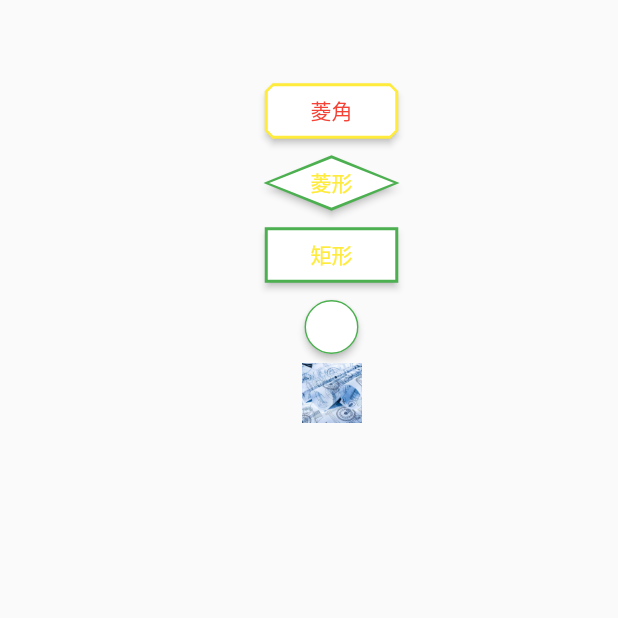
After one commit to EvnLi/FlutterStudy, a Flutter app: the RaisedButtonPage screen opened by its route, on a phone screen of 412 x 824 dp, the top half of it. The commit adds this screen. Run offline on Flutter 3.47's test engine with Material 2 defaults, Android fonts, the phone set to English and light mode, and no system bars; our stand-ins replace connectivity, dio, equatable, flutter_bloc, fluttertoast, sqflite; accounts and stored records are empty.

Commit message:
添加圆角widget

```diff
--- /dev/null
+++ b/flutterapp/lib/Raised_Button/raised_button.dart
@@ -0,0 +1,64 @@
+import 'package:flutter/material.dart';
+import 'package:flutterapp/Raised_Button/raised_button.dart';
+import 'package:flutterapp/widget/raised_button.dart';
+
+class RaisedButtonPage extends StatelessWidget {
+  @override
+  Widget build(BuildContext context) {
+    return Scaffold(
+        body: Padding(
+            padding: EdgeInsets.only(top: 50, left: 30),
+            child: Column(
+              children: [
+                RaisedButtonWidget(
+                  text: "菱角",
+                  textColor: Colors.red,
+                  onPressedClick: this.onClick(),
+                  radius: 5,
+                  borderColor: Colors.yellow,
+                ),
+                RaisedButtonWidget(
+                  text: "菱形",
+                  textColor: Colors.yellow,
+                  onPressedClick: this.onClick(),
+                  radius: 100,
+                  borderColor: Colors.green,
+                ),
+                RaisedButtonWidget(
+                  text: "矩形",
+                  textColor: Colors.yellow,
+                  onPressedClick: this.onClick(),
+                  radius: 0,
+                  borderColor: Colors.green,
+                ),
+                RaisedButtonWidget(
+                  text: "圆角",
+                  onPressedClick: this.onClick(),
+                  borderColor: Colors.green,
+                  borderWidth: 1,
+                  style: RaisedButtonStyle.Circle,
+                ),
+                _ClipRectWidget()
+              ],
+            )));
+  }
+
+  //图片裁剪
+  Widget _ClipRectWidget() {
+    return ClipRect(
+      child: Align(
+        alignment: Alignment.topCenter,
+        child: Container(
+          height: 40,
+          width: 40,
+          child: Image.asset(
+            "assets/images/caver.webp",
+            fit: BoxFit.cover,
+          ),
+        ),
+      ),
+    );
+  }
+
+  onClick() {}
+}
--- a/flutterapp/lib/main.dart
+++ b/flutterapp/lib/main.dart
@@ -81,7 +81,8 @@ class _MyHomePageState extends State<MyHomePage> {
     "textFieldDemo",
     "interface",
     "slideTransition",
-    "collect"
+    "collect",
+    "raisedButton"
   ];
 
   @override
@@ -184,7 +185,6 @@ class _MyHomePageState extends State<MyHomePage> {
 
   @override
   Widget build(BuildContext context) {
-    print("****debug11****");
     return Scaffold(
       appBar: AppBar(
         title: Text("Stream"),
--- a/flutterapp/lib/router.dart
+++ b/flutterapp/lib/router.dart
@@ -14,6 +14,7 @@ import 'package:flutterapp/ScrollView/custom_sv.dart';
 import 'package:flutterapp/bloc/counter_page.dart';
 import 'package:flutterapp/bloc/counter_theme.dart';
 import 'package:flutterapp/Collect/collect.dart';
+import 'package:flutterapp/Raised_Button/raised_button.dart';
 
 class FSRouter {
   static const String animationDemo = "animationDemo";
@@ -26,6 +27,7 @@ class FSRouter {
   static const String interface = "interface";
   static const String slideTransition = "slideTransition";
   static const String collect = "collect";
+  static const String raisedButton = "raisedButton";
 
   static Route<dynamic> generateRoute(RouteSettings settings) {
     switch (settings.name) {
@@ -59,6 +61,9 @@ class FSRouter {
       case collect:
         return Right2LeftRouter(child: CollectPage());
         break;
+      case raisedButton:
+        return Right2LeftRouter(child: RaisedButtonPage());
+        break;
       default:
         return MaterialPageRoute(
             builder: (_) => Scaffold(
--- /dev/null
+++ b/flutterapp/lib/widget/raised_button.dart
@@ -0,0 +1,100 @@
+import 'package:flutter/material.dart';
+
+enum RaisedButtonStyle {
+  Beveled, //菱角
+  Diamond, //菱形
+  Rect, //矩形,
+  Border, //边框
+  Circle, //圆角
+}
+
+class RaisedButtonWidget extends StatelessWidget {
+  final String text;
+  final Color textColor;
+  final Function() onPressedClick;
+  final Color borderColor;
+  final double radius;
+  final Color bgColor;
+  final RaisedButtonStyle style;
+  final double borderWidth;
+
+  RaisedButtonWidget(
+      {@required this.text,
+      this.textColor = Colors.black,
+      @required this.onPressedClick,
+      this.borderColor,
+      this.radius,
+      this.bgColor = Colors.white,
+      this.style = RaisedButtonStyle.Beveled,
+      this.borderWidth = 1.0});
+  @override
+  Widget build(BuildContext context) {
+    switch (this.style) {
+      case RaisedButtonStyle.Diamond:
+        return _BeveledWidget();
+        break;
+      case RaisedButtonStyle.Rect:
+        return _BeveledWidget();
+        break;
+      case RaisedButtonStyle.Border:
+        return _BorderWidget();
+        break;
+      case RaisedButtonStyle.Circle:
+        return _CircleWidget();
+        break;
+      default:
+        return _BeveledWidget();
+    }
+  }
+
+  //菱角、菱形、矩形
+  Widget _BeveledWidget() {
+    return RaisedButton(
+        shape: BeveledRectangleBorder(
+            side: BorderSide(width: 1, color: this.borderColor),
+            borderRadius: BorderRadius.circular(this.radius)),
+        onPressed: () {
+          if (this.onPressedClick != null) {
+            this.onPressedClick();
+          }
+        },
+        color: this.bgColor,
+        child: Text(
+          this.text,
+          style: TextStyle(color: this.textColor),
+        ));
+  }
+
+  //边框
+  Widget _BorderWidget() {
+    return RaisedButton(
+        shape: Border(
+            top: BorderSide(width: this.borderWidth, color: this.borderColor),
+            bottom:
+                BorderSide(width: this.borderWidth, color: this.borderColor)),
+        onPressed: () {
+          if (this.onPressedClick != null) {
+            this.onPressedClick();
+          }
+        },
+        color: this.bgColor,
+        child: Text(
+          this.text,
+          style: TextStyle(color: this.textColor),
+        ));
+  }
+
+  //圆角边框
+  Widget _CircleWidget() {
+    return RaisedButton(
+      onPressed: () {
+        if (this.onPressedClick != null) {
+          this.onPressedClick();
+        }
+      },
+      color: this.bgColor,
+      shape: CircleBorder(
+          side: BorderSide(color: this.borderColor, width: this.borderWidth)),
+    );
+  }
+}
--- a/flutterapp/pubspec.yaml
+++ b/flutterapp/pubspec.yaml
@@ -50,6 +50,10 @@ flutter:
   # the material Icons class.
   uses-material-design: true
 
+  assets:
+    - assets/images/icon_head.webp
+    - assets/images/caver.webp
+
   # To add assets to your application, add an assets section, like this:
   # assets:
   #   - images/a_dot_burr.jpeg
```
